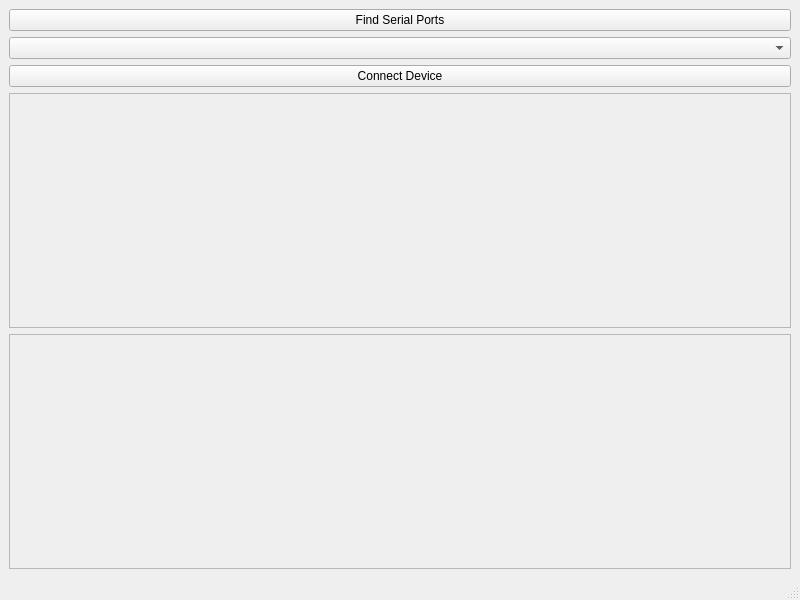
Above: serialtool/src/gui/mainwindow.ui from burke-david/serialtool_gui before the change. Below: the same form after it.
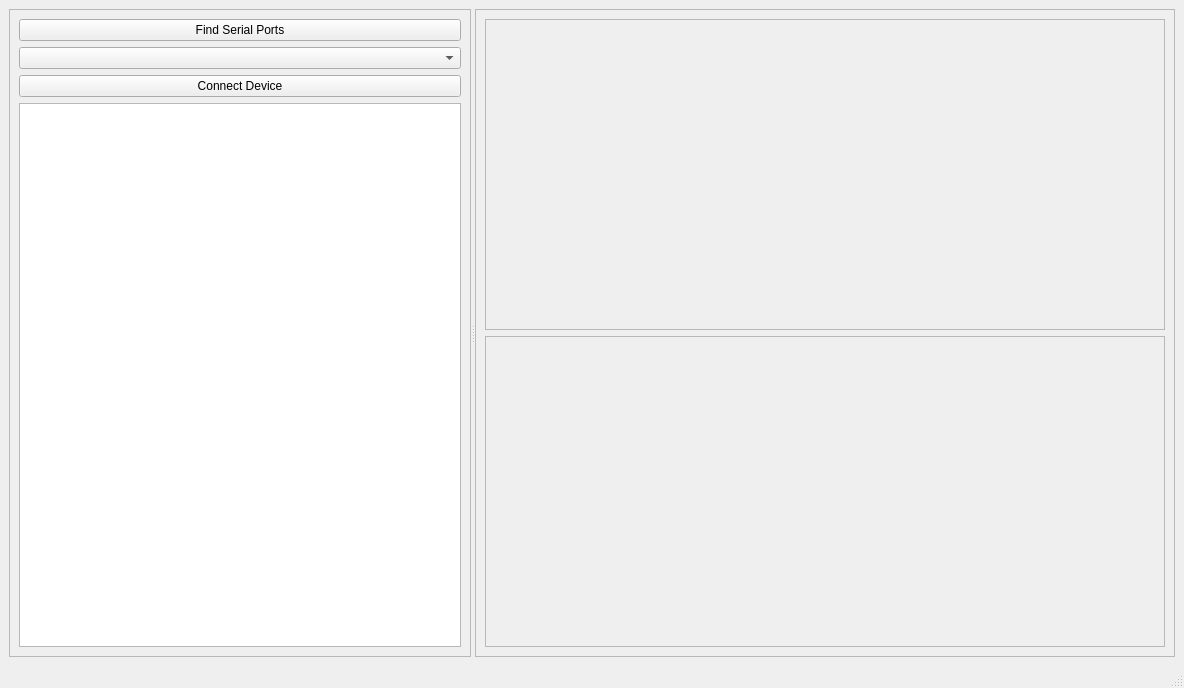
That is the form after the change.

Diff of the .ui file:
```diff
--- a/serialtool/src/gui/mainwindow.ui
+++ b/serialtool/src/gui/mainwindow.ui
@@ -6,14 +6,27 @@
    <rect>
     <x>0</x>
     <y>0</y>
-    <width>800</width>
-    <height>600</height>
+    <width>1184</width>
+    <height>688</height>
    </rect>
   </property>
   <property name="windowTitle">
    <string>MainWindow</string>
   </property>
   <widget class="QWidget" name="centralwidget">
+   <layout class="QHBoxLayout" name="horizontalLayout">
+    <item>
+     <widget class="QSplitter" name="splitter">
+      <property name="orientation">
+       <enum>Qt::Horizontal</enum>
+      </property>
+      <widget class="QFrame" name="frame">
+       <property name="frameShape">
+        <enum>QFrame::StyledPanel</enum>
+       </property>
+       <property name="frameShadow">
+        <enum>QFrame::Raised</enum>
+       </property>
    <layout class="QVBoxLayout" name="verticalLayout">
     <item>
      <widget class="QPushButton" name="pushButton_find_serialports">
@@ -33,6 +46,25 @@
      </widget>
     </item>
     <item>
+         <widget class="QPlainTextEdit" name="textEdit"/>
+        </item>
+       </layout>
+      </widget>
+      <widget class="QFrame" name="frame_2">
+       <property name="minimumSize">
+        <size>
+         <width>700</width>
+         <height>0</height>
+        </size>
+       </property>
+       <property name="frameShape">
+        <enum>QFrame::StyledPanel</enum>
+       </property>
+       <property name="frameShadow">
+        <enum>QFrame::Raised</enum>
+       </property>
+       <layout class="QVBoxLayout" name="verticalLayout_2">
+        <item>
      <widget class="QFrame" name="frame_data1">
       <property name="frameShape">
        <enum>QFrame::StyledPanel</enum>
@@ -54,6 +86,10 @@
     </item>
    </layout>
   </widget>
+     </widget>
+    </item>
+   </layout>
+  </widget>
   <widget class="QMenuBar" name="menubar">
    <property name="geometry">
     <rect>
```
Left out of the diff: 2 changed lines with no effect on the pictures. Lines whose indentation alone changed are shown as unchanged.
